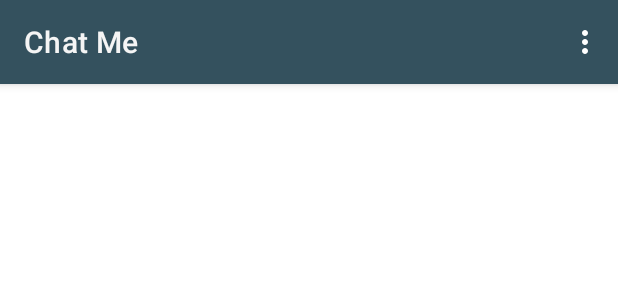
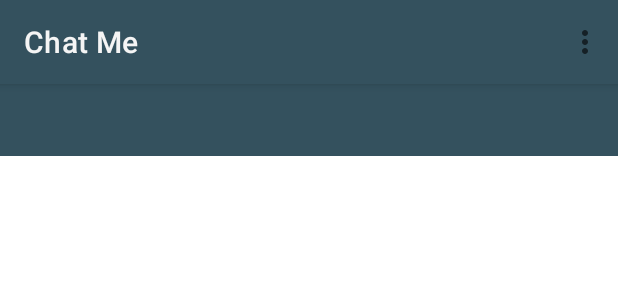
Before and after one commit to mikailyusuf/Chatme, an Android app: the layout activity_chats.xml on its own in the app's theme, with its tools: preview values and no code run, on a phone screen of 412 x 824 dp. Shown: the top 300 px of the screen. Run offline under Robolectric (Android 15) with nearby library versions, the phone set to English and light mode, and no system bars.

```diff
--- a/app/src/main/java/com/mikail/chatme/ui/UsersFragment.kt
+++ b/app/src/main/java/com/mikail/chatme/ui/UsersFragment.kt
@@ -43,7 +43,7 @@ class UsersFragment : Fragment(), OnUserClick {
         recyclerView = view.findViewById(R.id.recyclerview)
 
         recyclerView.apply {
-            layoutManager = LinearLayoutManager(activity) as RecyclerView.LayoutManager?
+            layoutManager = LinearLayoutManager(activity)
             setHasFixedSize(true)
         }
 
--- a/app/src/main/res/layout/activity_chats.xml
+++ b/app/src/main/res/layout/activity_chats.xml
@@ -1,54 +1,34 @@
 <?xml version="1.0" encoding="utf-8"?>
-<androidx.coordinatorlayout.widget.CoordinatorLayout xmlns:android="http://schemas.android.com/apk/res/android"
+<androidx.constraintlayout.widget.ConstraintLayout xmlns:android="http://schemas.android.com/apk/res/android"
     xmlns:app="http://schemas.android.com/apk/res-auto"
     xmlns:tools="http://schemas.android.com/tools"
     android:layout_width="match_parent"
     android:layout_height="match_parent"
-    android:fitsSystemWindows="true"
     tools:context=".ui.ChatsActivity">
     <com.google.android.material.appbar.AppBarLayout
         android:id="@+id/appBarLayout"
         android:layout_width="match_parent"
         android:layout_height="wrap_content"
+        android:background="@color/colorPrimary"
         app:layout_constraintEnd_toEndOf="parent"
         app:layout_constraintStart_toStartOf="parent"
         app:layout_constraintTop_toTopOf="parent">
 
         <com.google.android.material.appbar.MaterialToolbar
             android:id="@+id/toolbar"
+            android:background="@color/colorPrimary"
             android:layout_width="match_parent"
             android:layout_height="?attr/actionBarSize"
-            style="@style/Widget.MaterialComponents.Toolbar.Primary"
             app:layout_constraintEnd_toEndOf="parent"
             app:layout_constraintStart_toStartOf="parent"
-            app:popupTheme="@style/ThemeOverlay.AppCompat.Light"
             app:layout_constraintTop_toTopOf="parent"
             app:titleTextColor="@color/white"
             app:menu="@menu/menu"
-            app:layout_scrollFlags="scroll|enterAlways"
             app:title="Chat Me">
 
-
-<!--            <de.hdodenhof.circleimageview.CircleImageView-->
-<!--                android:id="@+id/userImage"-->
-<!--                android:layout_width="40dp"-->
-<!--                android:layout_height="40dp"-->
-<!--                android:scaleType="centerCrop"-->
-<!--                android:src="@drawable/person"/>-->
-<!--            <TextView-->
-<!--                android:id="@+id/username"-->
-<!--                android:layout_width="wrap_content"-->
-<!--                android:layout_height="wrap_content"-->
-<!--                android:text="username"-->
-<!--                android:layout_marginLeft="25dp"-->
-<!--                android:textSize="20sp"-->
-<!--                android:textStyle="bold"-->
-<!--                android:textColor="@color/white"/>-->
         </com.google.android.material.appbar.MaterialToolbar>
     </com.google.android.material.appbar.AppBarLayout>
-    <androidx.constraintlayout.widget.ConstraintLayout
-        android:layout_width="match_parent"
-        android:layout_height="match_parent">
+
 
 
     <com.google.android.material.tabs.TabLayout
@@ -69,7 +49,7 @@
         app:layout_constraintEnd_toEndOf="parent"
         app:layout_constraintStart_toStartOf="parent"
         app:layout_constraintTop_toBottomOf="@+id/tabLayout" />
-    </androidx.constraintlayout.widget.ConstraintLayout>
 
 
-</androidx.coordinatorlayout.widget.CoordinatorLayout>
+
+</androidx.constraintlayout.widget.ConstraintLayout>
```
Also changed, not shown: app/src/main/java/com/mikail/chatme/ui/ChatsActivity.kt (+2 -23 lines), app/src/main/java/com/mikail/chatme/ui/MessageActivity.kt (+5 -8 lines), app/src/main/java/com/mikail/chatme/ui/UserProfile.kt (+33 -9 lines), app/src/main/res/layout/activity_user_profile.xml (+11 -2 lines).
